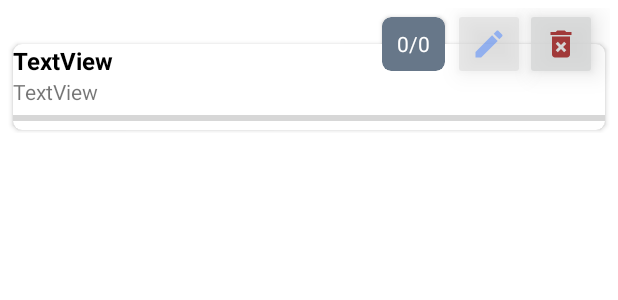
After one commit to poohxx/NoteList, an Android app: the layout name_list_item.xml on its own in the app's theme, with its tools: preview values and no code run, on a phone screen of 412 x 824 dp. The commit adds this screen. Shown: the top 300 px of the screen. Run offline under Robolectric (Android 15) with nearby library versions, the phone set to English and light mode, and no system bars.

Commit message:
add insert newTask, layout newFragments, rcView and rcViewAdapter for taskList delete jcenter() from settings.gradle

```diff
--- a/app/build.gradle
+++ b/app/build.gradle
@@ -49,7 +49,7 @@ dependencies {
     implementation 'androidx.appcompat:appcompat:1.4.0'
     implementation 'com.google.android.material:material:1.4.0'
     implementation 'androidx.constraintlayout:constraintlayout:2.1.2'
-    testImplementation 'junit:junit:4.+'
+    testImplementation 'junit:junit:4.13.2'
     androidTestImplementation 'androidx.test.ext:junit:1.1.3'
     androidTestImplementation 'androidx.test.espresso:espresso-core:3.4.0'
 }
--- a/app/src/main/java/com/poohxx/notelist/db/MainViewModel.kt
+++ b/app/src/main/java/com/poohxx/notelist/db/MainViewModel.kt
@@ -2,14 +2,19 @@ package com.poohxx.notelist.db
 
 import androidx.lifecycle.*
 import com.poohxx.notelist.entities.NoteItem
+import com.poohxx.notelist.entities.TaskListNames
 import kotlinx.coroutines.launch
 import java.lang.IllegalArgumentException
 
 class MainViewModel(dataBase: MainDataBase) : ViewModel() {
     val dao = dataBase.getDao()
     val allNotes: LiveData<List<NoteItem>> = dao.getAllNotes().asLiveData()
+  val allTaskListNames: LiveData<List<TaskListNames>> = dao.getAllTaskListNames().asLiveData()
     fun insertNote(note: NoteItem) = viewModelScope.launch {
         dao.insertNote(note)
+    }
+    fun insertTaskListName(listName: TaskListNames) = viewModelScope.launch {
+        dao.insertTaskListName(listName)
     }
     fun updateNote(note: NoteItem) = viewModelScope.launch {
         dao.updateNote(note)
--- /dev/null
+++ b/app/src/main/res/drawable/ic_edit.xml
@@ -0,0 +1,5 @@
+<vector android:height="24dp" android:tint="#4581FF"
+    android:viewportHeight="24" android:viewportWidth="24"
+    android:width="24dp" xmlns:android="http://schemas.android.com/apk/res/android">
+    <path android:fillColor="@android:color/white" android:pathData="M3,17.25V21h3.75L17.81,9.94l-3.75,-3.75L3,17.25zM20.71,7.04c0.39,-0.39 0.39,-1.02 0,-1.41l-2.34,-2.34c-0.39,-0.39 -1.02,-0.39 -1.41,0l-1.83,1.83 3.75,3.75 1.83,-1.83z"/>
+</vector>
--- a/app/src/main/res/layout/activity_new_note.xml
+++ b/app/src/main/res/layout/activity_new_note.xml
@@ -23,6 +23,7 @@
         <androidx.constraintlayout.widget.ConstraintLayout
             android:layout_width="match_parent"
             android:layout_height="match_parent"
+            android:background="#FAF6F6"
             android:padding="5dp">
 
             <EditText
@@ -59,7 +60,7 @@
         android:id="@+id/colorPicker"
         android:layout_width="wrap_content"
         android:layout_height="wrap_content"
-        android:background="#BDB8B8"
+        android:background="#D3C2C2"
         android:elevation="10dp"
         android:orientation="horizontal"
         android:padding="4dp"
--- /dev/null
+++ b/app/src/main/res/layout/name_list_item.xml
@@ -0,0 +1,107 @@
+<?xml version="1.0" encoding="utf-8"?>
+<androidx.constraintlayout.widget.ConstraintLayout xmlns:android="http://schemas.android.com/apk/res/android"
+    xmlns:app="http://schemas.android.com/apk/res-auto"
+    xmlns:tools="http://schemas.android.com/tools"
+    android:layout_width="match_parent"
+    android:layout_height="wrap_content"
+    android:padding="5dp">
+
+    <androidx.cardview.widget.CardView
+        android:id="@+id/cardView"
+        android:layout_width="0dp"
+        android:layout_height="wrap_content"
+        android:layout_marginStart="3dp"
+        android:layout_marginTop="22dp"
+        android:layout_marginEnd="3dp"
+        app:cardCornerRadius="6dp"
+        app:layout_constraintBottom_toBottomOf="parent"
+        app:layout_constraintEnd_toEndOf="parent"
+        app:layout_constraintStart_toStartOf="parent"
+        app:layout_constraintTop_toTopOf="parent">
+
+        <LinearLayout
+            android:layout_width="match_parent"
+            android:layout_height="match_parent"
+            android:orientation="vertical">
+
+            <TextView
+                android:id="@+id/tvListName"
+                android:layout_width="match_parent"
+                android:layout_height="wrap_content"
+                android:text="TextView"
+                android:textColor="@color/black"
+                android:textSize="16sp"
+                android:textStyle="bold" />
+
+            <TextView
+                android:id="@+id/tvTimeListName"
+                android:layout_width="match_parent"
+                android:layout_height="wrap_content"
+                android:text="TextView" />
+
+            <ProgressBar
+                android:id="@+id/pBar"
+                style="?android:attr/progressBarStyleHorizontal"
+                android:layout_width="match_parent"
+                android:layout_height="wrap_content" />
+
+        </LinearLayout>
+    </androidx.cardview.widget.CardView>
+
+    <ImageButton
+        android:id="@+id/imBtnDelete"
+        android:layout_width="wrap_content"
+        android:layout_height="wrap_content"
+        android:layout_marginEnd="5dp"
+        android:alpha="0.8"
+        android:elevation="10dp"
+        android:minHeight="48dp"
+        app:layout_constraintBottom_toTopOf="@+id/cardView"
+        app:layout_constraintEnd_toEndOf="@+id/cardView"
+        app:layout_constraintTop_toTopOf="@+id/cardView"
+        app:srcCompat="@drawable/ic_delete"
+        tools:ignore="SpeakableTextPresentCheck" />
+
+    <ImageButton
+        android:id="@+id/imBtnEdit"
+        android:layout_width="wrap_content"
+        android:layout_height="wrap_content"
+        android:alpha="0.5"
+        android:elevation="10dp"
+        android:minHeight="48dp"
+        app:layout_constraintBottom_toTopOf="@+id/cardView"
+        app:layout_constraintEnd_toStartOf="@+id/imBtnDelete"
+        app:layout_constraintTop_toTopOf="@+id/cardView"
+        app:srcCompat="@drawable/ic_edit"
+        tools:ignore="SpeakableTextPresentCheck" />
+
+    <androidx.cardview.widget.CardView
+        android:layout_width="wrap_content"
+        android:layout_height="0dp"
+        android:layout_marginTop="6dp"
+        android:layout_marginEnd="5dp"
+        android:layout_marginBottom="6dp"
+        android:backgroundTint="@color/grey_main"
+        android:elevation="10dp"
+        app:cardCornerRadius="6dp"
+        app:layout_constraintBottom_toBottomOf="@+id/imBtnEdit"
+        app:layout_constraintEnd_toStartOf="@+id/imBtnEdit"
+        app:layout_constraintTop_toTopOf="@+id/imBtnEdit">
+
+        <LinearLayout
+            android:layout_width="match_parent"
+            android:layout_height="match_parent"
+            android:gravity="center"
+            android:orientation="horizontal">
+
+            <TextView
+                android:id="@+id/tvCounter"
+                android:layout_width="match_parent"
+                android:layout_height="wrap_content"
+                android:layout_marginStart="10dp"
+                android:layout_marginEnd="10dp"
+                android:text="0/0"
+                android:textColor="@color/white" />
+        </LinearLayout>
+    </androidx.cardview.widget.CardView>
+</androidx.constraintlayout.widget.ConstraintLayout>
--- a/app/src/main/res/values/strings.xml
+++ b/app/src/main/res/values/strings.xml
@@ -7,4 +7,9 @@
     <string name="title_hint">Title</string>
     <string name="description">Description</string>
     <string name="hello_blank_fragment">Fragment Description</string>
+    <string name="new_list_name">New List Name</string>
+    <string name="list_name">List Name</string>
+    <string name="create_new_list">Create New List</string>
+    <string name="task_list_fragment">Task List Fragment</string>
+
 </resources>
--- a/build.gradle
+++ b/build.gradle
@@ -5,7 +5,7 @@ buildscript {
         mavenCentral()
     }
     dependencies {
-        classpath "com.android.tools.build:gradle:7.0.4"
+        classpath 'com.android.tools.build:gradle:7.0.4'
         classpath "org.jetbrains.kotlin:kotlin-gradle-plugin:1.6.10"
 
         // NOTE: Do not place your application dependencies here; they belong
--- a/settings.gradle
+++ b/settings.gradle
@@ -3,7 +3,7 @@ dependencyResolutionManagement {
     repositories {
         google()
         mavenCentral()
-        jcenter() // Warning: this repository is going to shut down soon
+
     }
 }
 rootProject.name = "NoteList"
```
Also changed, not shown: app/src/main/java/com/poohxx/notelist/activities/MainActivity.kt (+17 -3 lines), app/src/main/java/com/poohxx/notelist/activities/NewNoteActivity.kt (+2 -5 lines), app/src/main/java/com/poohxx/notelist/db/Dao.kt (+7 -0 lines), app/src/main/java/com/poohxx/notelist/db/TaskNameAdapter.kt (added, +67 -0 lines), app/src/main/java/com/poohxx/notelist/dialogs/NewListDialog.kt (added, +32 -0 lines), app/src/main/java/com/poohxx/notelist/fragments/TaskListNamesFragments.kt (added, +84 -0 lines), app/src/main/java/com/poohxx/notelist/utils/TimeManager.kt (added, +12 -0 lines), app/src/main/res/layout/fragment__task__list__names.xml (added, +35 -0 lines), app/src/main/res/layout/new_list_dialog.xml (added, +48 -0 lines).
